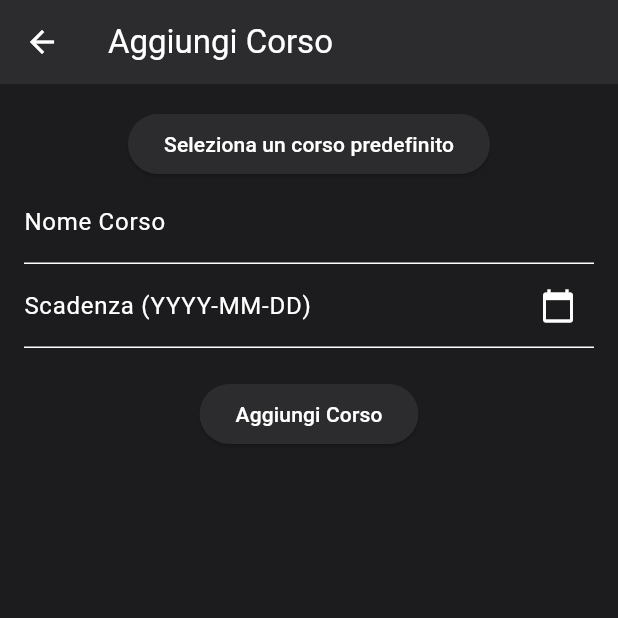
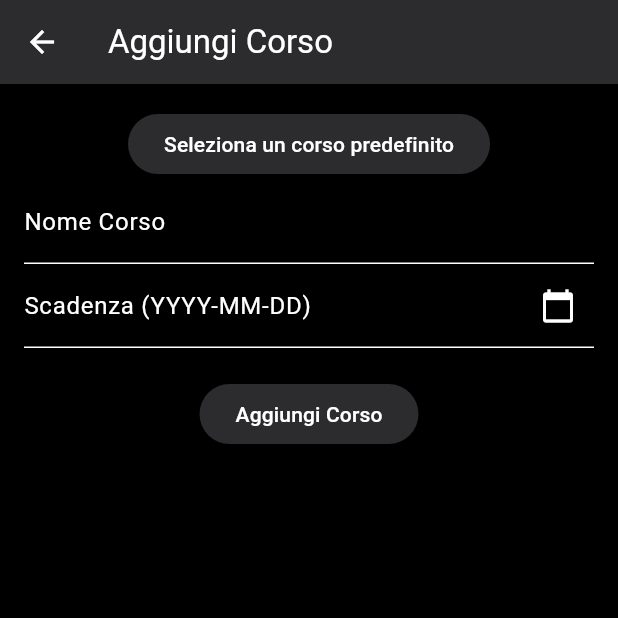
Before and after one commit to Aldosimone99/iSail, a Flutter app: the screen it shows after launch, after a tap on "Continua", after a tap on the "add" icon, on a phone screen of 412 x 824 dp, the top half of it. Run offline on Flutter 3.47's test engine with Material 3 defaults, Android fonts, the phone set to English and light mode, and no system bars; our stand-ins replace shared_preferences.

Commit message:
added oled wallpaper and searchbar

```diff
--- a/lib/main.dart
+++ b/lib/main.dart
@@ -5,12 +5,11 @@ import 'screens/course_list_screen.dart';
 import 'screens/welcome_screen.dart';
 
 void main() {
-  WidgetsFlutterBinding.ensureInitialized(); // Assicura la corretta inizializzazione
-  SystemChrome.setSystemUIOverlayStyle(SystemUiOverlayStyle(
-    statusBarColor: Colors.transparent, // Make the status bar transparent
+  WidgetsFlutterBinding.ensureInitialized();
+  SystemChrome.setSystemUIOverlayStyle(const SystemUiOverlayStyle(
+    statusBarColor: Colors.transparent,  // Necessario su iOS
+    statusBarBrightness: Brightness.dark, // Icone chiare su sfondo scuro
     statusBarIconBrightness: Brightness.light,
-    systemNavigationBarColor: Color(0xFF1C1C1E), // Match the background color
-    systemNavigationBarIconBrightness: Brightness.light,
   ));
   runApp(const MyApp());
 }
@@ -35,7 +34,7 @@ class MyApp extends StatelessWidget {
             title: 'iSail',
             theme: ThemeData(
               brightness: Brightness.dark,
-              scaffoldBackgroundColor: Color(0xFF1C1C1E), // System Background
+              scaffoldBackgroundColor: Colors.black, // System Background (OLED black)
               colorScheme: ColorScheme.dark(
                 primary: Colors.white, // Cambia il colore primario in bianco
                 secondary: Colors.white, // Cambia il colore secondario in bianco
--- a/lib/screens/course_list_screen.dart
+++ b/lib/screens/course_list_screen.dart
@@ -15,6 +15,7 @@ class CourseListScreen extends StatefulWidget {
 class _CourseListScreenState extends State<CourseListScreen> {
   final List<Course> _courses = [];
   String _greeting = '';
+  String _searchQuery = '';
 
   @override
   void initState() {
@@ -44,14 +45,45 @@ class _CourseListScreenState extends State<CourseListScreen> {
 
   @override
   Widget build(BuildContext context) {
+    final filteredCourses = _courses.where((course) {
+      return course.name.toLowerCase().contains(_searchQuery.toLowerCase());
+    }).toList();
+
     return Scaffold(
       appBar: AppBar(
-        title: Text(_greeting),
+        backgroundColor: Colors.black, // Make the AppBar black (OLED)
+        title: Text(
+          _greeting,
+          style: TextStyle(fontSize: 24), // Increase the font size
         ),
-      body: ListView.builder(
-        itemCount: _courses.length,
+      ),
+      body: Column(
+        children: [
+          Padding(
+            padding: const EdgeInsets.all(16.0),
+            child: TextField(
+              decoration: InputDecoration(
+                hintText: 'Cerca corsi...',
+                filled: true,
+                fillColor: Color(0xFF2C2C2E), // Light gray color
+                border: OutlineInputBorder(
+                  borderRadius: BorderRadius.circular(16), // Make the borders more rounded
+                  borderSide: BorderSide.none,
+                ),
+                contentPadding: EdgeInsets.symmetric(horizontal: 16, vertical: 0),
+              ),
+              onChanged: (value) {
+                setState(() {
+                  _searchQuery = value;
+                });
+              },
+            ),
+          ),
+          Expanded(
+            child: ListView.builder(
+              itemCount: filteredCourses.length,
               itemBuilder: (context, index) {
-          final course = _courses[index];
+                final course = filteredCourses[index];
                 return CourseCard(
                   title: course.name,
                   description: 'Scadenza: ${course.deadline.toLocal().toString().split(' ')[0]}',
@@ -59,7 +91,11 @@ class _CourseListScreenState extends State<CourseListScreen> {
                 );
               },
             ),
+          ),
+        ],
+      ),
       floatingActionButton: FloatingActionButton(
+        shape: CircleBorder(), // Make the button round
         onPressed: () {
           Navigator.of(context).push(
             MaterialPageRoute(
--- a/lib/screens/welcome_screen.dart
+++ b/lib/screens/welcome_screen.dart
@@ -26,6 +26,7 @@ class _WelcomeScreenState extends State<WelcomeScreen> {
   Widget build(BuildContext context) {
     return Scaffold(
       appBar: AppBar(
+        backgroundColor: Colors.black, // Make the AppBar black (OLED)
         title: Text('Benvenuto su iSail'),
       ),
       body: Padding(
```
Lines whose indentation alone changed are shown as unchanged.
